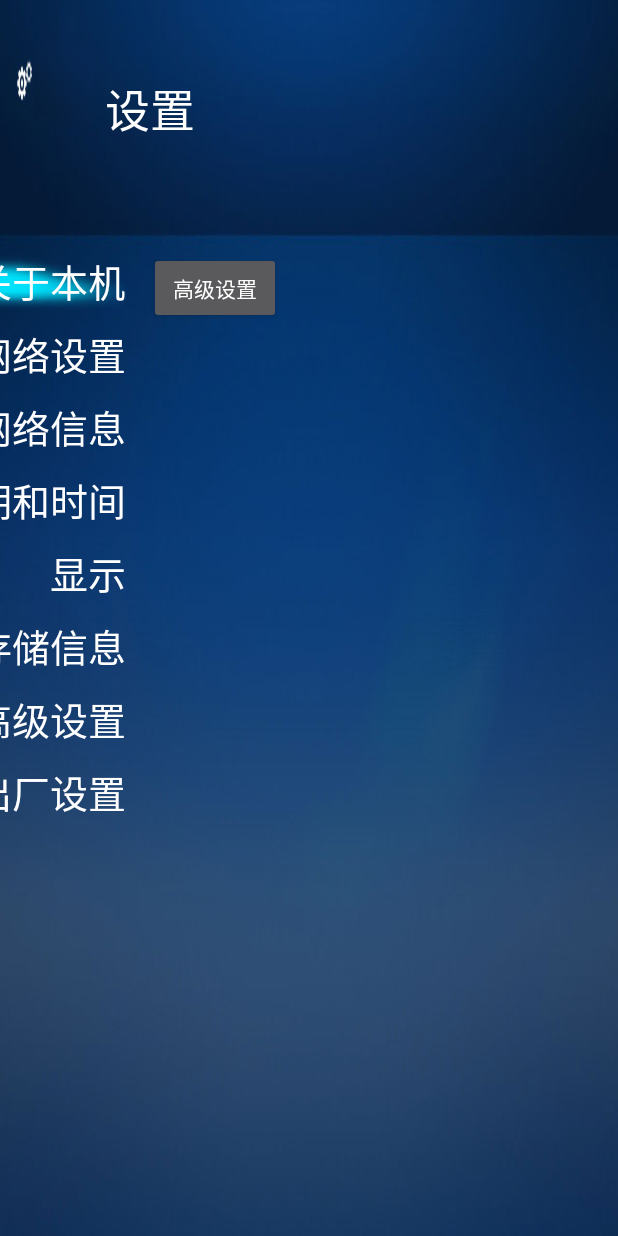
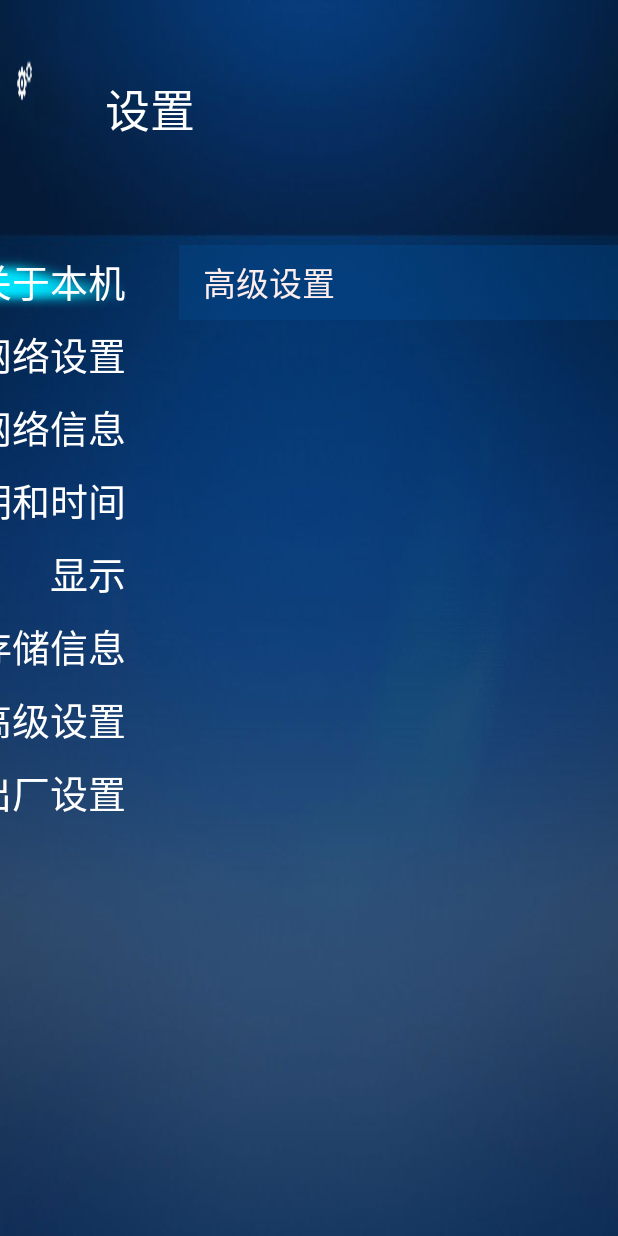
Before and after one commit to sodachiu/BoxSetting, an Android app: the fragment AdvancedFragment placed in its activity, on a phone screen of 412 x 824 dp. Run offline under Robolectric (Android 15) with nearby library versions, the phone set to English and light mode, and no system bars.

Commit message:
将右边碎片的title样式做好了

```diff
--- a/app/src/main/res/layout/activity_main.xml
+++ b/app/src/main/res/layout/activity_main.xml
@@ -90,8 +90,7 @@
             android:layout_width="0dp"
             android:layout_height="match_parent"
             android:layout_weight="7.5"
-            android:orientation="vertical"
-            android:layout_marginTop="10dp">
+            android:orientation="vertical">
 
         </FrameLayout>
 
--- a/app/src/main/res/layout/fragment_advanced.xml
+++ b/app/src/main/res/layout/fragment_advanced.xml
@@ -3,10 +3,9 @@
     android:orientation="vertical" android:layout_width="match_parent"
     android:layout_height="match_parent">
 
-    <Button
-        android:id="@+id/button_advanced"
-        android:layout_width="wrap_content"
-        android:layout_height="wrap_content"
-        android:text="高级设置"/>
+    <TextView
+        android:text="   高级设置"
+        style="@style/TitleStyle"
+        android:background="@drawable/background_title"/>
 
 </LinearLayout>
--- a/app/src/main/res/layout/fragment_my_info.xml
+++ b/app/src/main/res/layout/fragment_my_info.xml
@@ -11,4 +11,6 @@
 
 
 
+
+
 </RelativeLayout>
--- a/app/src/main/res/values/styles.xml
+++ b/app/src/main/res/values/styles.xml
@@ -22,14 +22,14 @@
     </style>
 
     <style name="TitleStyle">
-        <item name="android:textSize">25dp</item>
-        <item name="android:textColor">#fff</item>
+        <item name="android:textSize">22dp</item>
+        <item name="android:textColor">#fee</item>
         <item name="android:layout_width">900dp</item>
-        <item name="android:layout_height">45dp</item>
-        <item name="android:layout_gravity">center</item>
+        <item name="android:layout_height">50dp</item>
+        <!--<item name="android:layout_gravity">center</item>-->
         <item name="android:gravity">center_vertical</item>
-        <item name="android:layout_marginLeft">25dp</item>
-        <item name="android:layout_marginTop">-30dp</item>
+        <item name="android:layout_marginLeft">20dp</item>
+        <item name="android:layout_marginTop">5dp</item>
 
     </style>
 
```
Also changed, not shown: app/src/main/res/layout/fragment_date_time.xml (+4 -5 lines), app/src/main/res/layout/fragment_display.xml (+4 -5 lines), app/src/main/res/layout/fragment_net_info.xml (+4 -5 lines), app/src/main/res/layout/fragment_net_setting.xml (+4 -5 lines), app/src/main/res/layout/fragment_net_setting_wire.xml (+5 -5 lines), app/src/main/res/layout/fragment_res_factory.xml (+5 -5 lines), app/src/main/res/layout/fragment_store_info.xml (+4 -5 lines).
